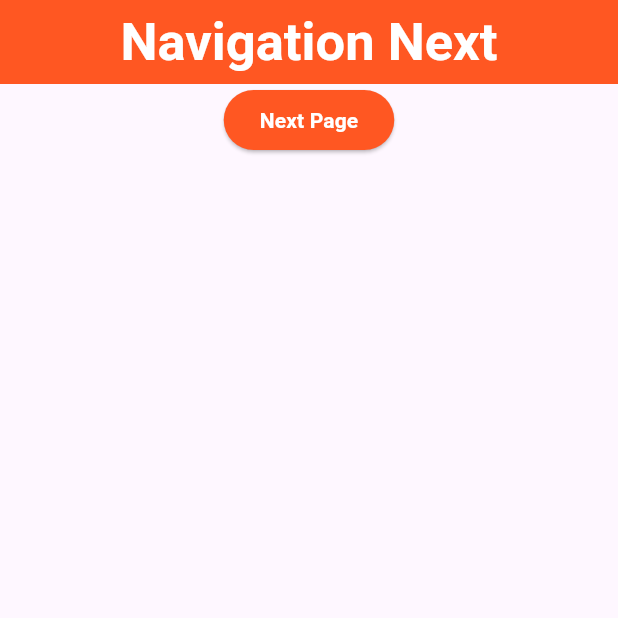
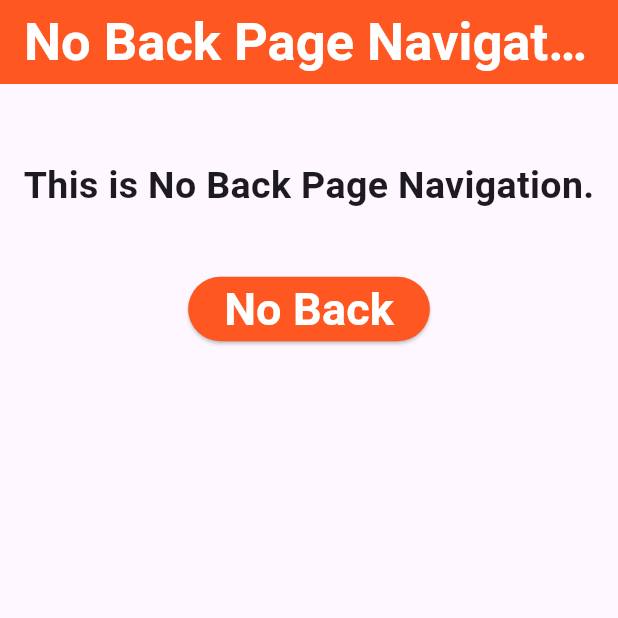
Before and after one commit to heyshahabuddin/school-management-system, a Flutter app: the screen it shows after launch, on a phone screen of 412 x 824 dp, the top half of it. Run offline on Flutter 3.47's test engine with Material 3 defaults, Android fonts, the phone set to English and light mode, and no system bars.

Commit message:
Added No back page

```diff
--- a/lib/app.dart
+++ b/lib/app.dart
@@ -12,6 +12,7 @@ import 'package:schoolmanagement/module11/class1_basic_widgets_and_layouts/class
 import 'package:schoolmanagement/module11/class1_basic_widgets_and_layouts/class_1.8_grid_view_builder.dart' show GridViewBuilder;
 import 'package:schoolmanagement/module11/class2_alert_stack_navigation/class_2.1_stack.dart';
 import 'package:schoolmanagement/module11/class2_alert_stack_navigation/class_2.3_navigation.dart';
+import 'package:schoolmanagement/module11/class2_alert_stack_navigation/navigation/no_next_page.dart';
 import 'package:schoolmanagement/user_input.dart';
 
 class MyApp extends StatelessWidget{
@@ -23,7 +24,8 @@ class MyApp extends StatelessWidget{
     //throw UnimplementedError();
     return MaterialApp(
       title: 'School Management',
-      home: CustomNavigation(),
+      //home: CustomNavigation(),
+      home: NoBackPageNav(),
     );
   }
 }
--- /dev/null
+++ b/lib/module11/class2_alert_stack_navigation/navigation/no_next_page.dart
@@ -0,0 +1,59 @@
+import 'package:flutter/material.dart';
+import 'package:schoolmanagement/module11/class2_alert_stack_navigation/navigation/no_back.dart';
+
+class NoBackPageNav extends StatelessWidget {
+  const NoBackPageNav({super.key});
+
+  @override
+  Widget build(BuildContext context) {
+    return Scaffold(
+      appBar: AppBar(
+        backgroundColor: Colors.deepOrange,
+        centerTitle: true,
+        title: Text("No Back Page Navigation",
+          style: TextStyle(
+            color: Colors.white,
+            fontWeight: FontWeight.bold,
+            fontSize: 35,
+          ),
+        ),
+      ),
+      body: Center(
+        child: Column(
+          children: [
+            SizedBox(height: 50,),
+            Text('This is No Back Page Navigation.',
+              style: TextStyle(
+                fontWeight: FontWeight.bold,
+                fontSize: 25,
+              ),
+            ),
+            SizedBox(height: 40,),
+
+            // No Back Button for navigation
+            ElevatedButton(
+                style: ElevatedButton.styleFrom(
+                  backgroundColor: Colors.deepOrange,
+                ),
+                onPressed: (){
+                  Navigator.pushReplacement(
+                    context,
+                    MaterialPageRoute(
+                        builder: (context) => NoBackNav()
+                    ),
+                  );
+                },
+                child: Text('No Back',
+                  style: TextStyle(
+                    fontSize: 30,
+                    color: Colors.white,
+                    fontWeight: FontWeight.bold,
+                  ),
+                )
+            ),
+          ],
+        ),
+      ),
+    );
+  }
+}
```
Also changed, not shown: lib/module11/class2_alert_stack_navigation/navigation/next_navigation.dart (+24 -0 lines), lib/module11/class2_alert_stack_navigation/navigation/no_back.dart (added, +56 -0 lines), lib/module11/class2_alert_stack_navigation/navigation/page_next.dart (added, +58 -0 lines).
